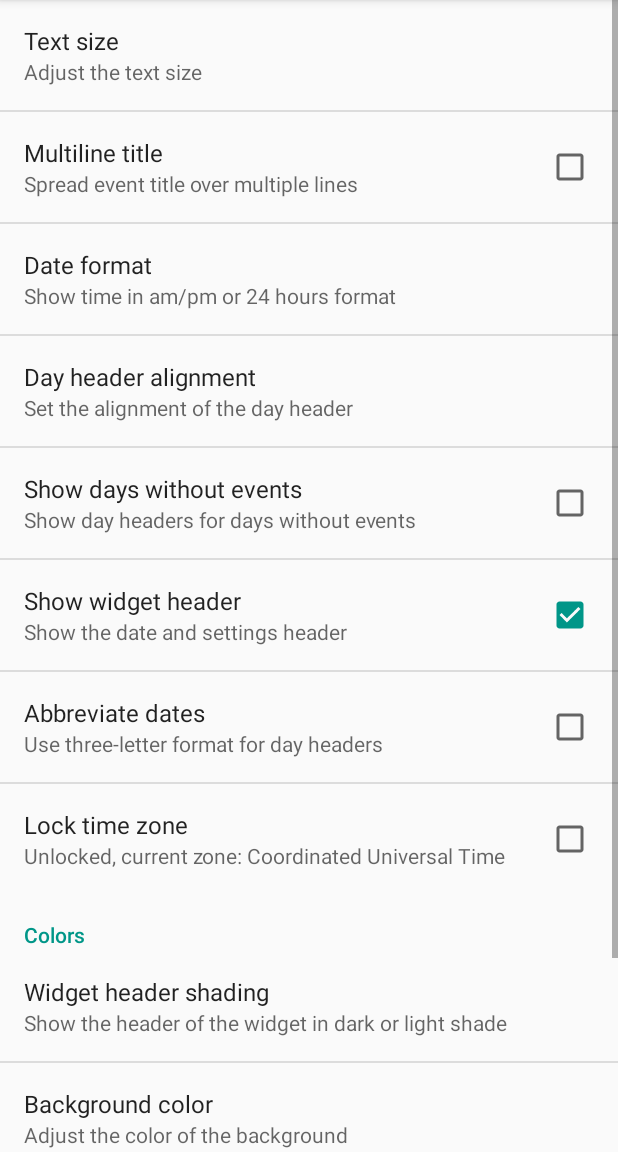
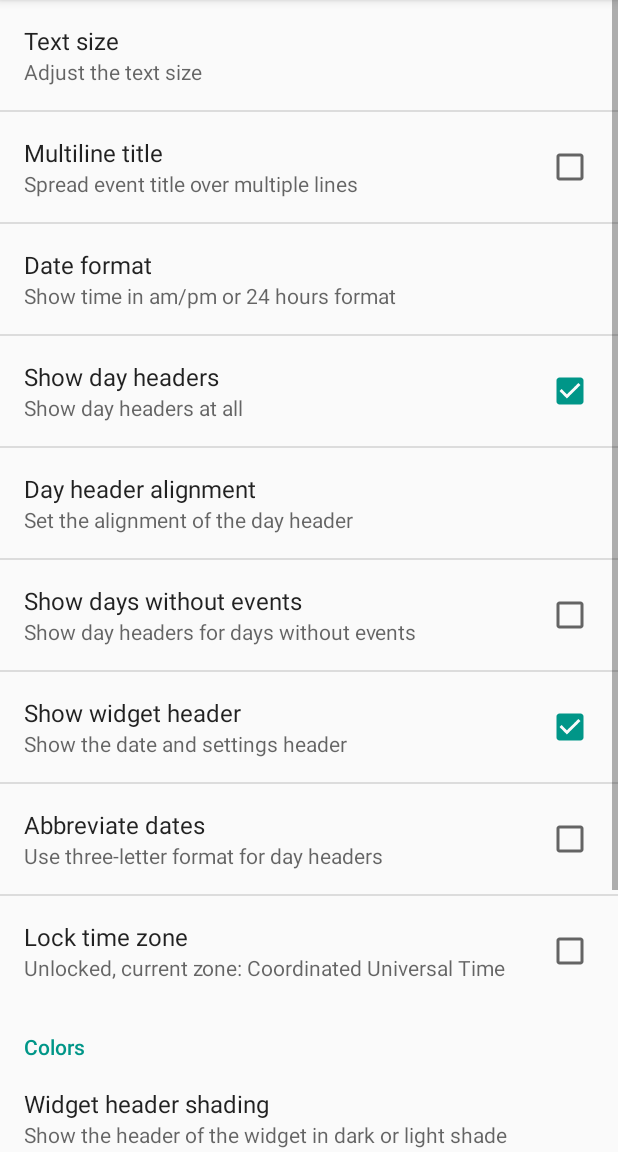
Before and after one commit to plusonelabs/calendar-widget, an Android app: the fragment AppearancePreferencesFragment shown on its own in the app's theme, on a phone screen of 412 x 824 dp, the part 84-1236 px from its top. Run offline under Robolectric (Android 15) with nearby library versions, the phone set to English and light mode, and no system bars.

Commit message:
Add option to disable day headers completely.
 When configured to only display events for the current day, the header will only add additional clutter.

```diff
--- a/app/calendar-widget/src/main/java/com/plusonelabs/calendar/EventRemoteViewsFactory.java
+++ b/app/calendar-widget/src/main/java/com/plusonelabs/calendar/EventRemoteViewsFactory.java
@@ -94,7 +94,10 @@ public class EventRemoteViewsFactory implements RemoteViewsFactory {
 
     public void onDataSetChanged() {
         context.setTheme(getCurrentThemeId(context, PREF_ENTRY_THEME, PREF_ENTRY_THEME_DEFAULT));
-        mWidgetEntries = addDayHeaders(getEventEntries());
+        if (CalendarPreferences.getShowDayEntries(context))
+            mWidgetEntries = addDayHeaders(getEventEntries());
+        else
+            mWidgetEntries = getEventEntries();
     }
 
     private List<WidgetEntry> getEventEntries() {
--- a/app/calendar-widget/src/main/res/values/strings.xml
+++ b/app/calendar-widget/src/main/res/values/strings.xml
@@ -40,6 +40,8 @@
     <string name="appearance_date_format_12">5:00 pm</string>
     <string name="appearance_show_days_without_events_title">Show days without events</string>
     <string name="appearance_show_days_without_events_desc">Show day headers for days without events</string>
+    <string name="appearance_show_day_entries_title">Show day headers</string>
+    <string name="appearance_show_day_entries_desc">Show day headers at all</string>
     <string name="appearance_display_header_title">Show widget header</string>
     <string name="appearance_display_header_desc">Show the date and settings header</string>
     <string name="appearance_display_header_warning">Hiding the header also stops you from getting back into the preferences.</string>
--- a/app/calendar-widget/src/main/res/xml/preferences_appearance.xml
+++ b/app/calendar-widget/src/main/res/xml/preferences_appearance.xml
@@ -23,8 +23,18 @@
         android:summary="@string/appearance_date_format_desc"
         android:title="@string/appearance_date_format_title" />
 
+    <CheckBoxPreference
+        android:layout_width="wrap_content"
+        android:layout_height="wrap_content"
+        android:defaultValue="true"
+        android:key="showDayEntries"
+        android:summary="@string/appearance_show_day_entries_desc"
+        android:title="@string/appearance_show_day_entries_title">
+    </CheckBoxPreference>
+
     <ListPreference
         android:defaultValue="RIGHT"
+        android:dependency="showDayEntries"
         android:entries="@array/pref_day_header_alignment_entries"
         android:entryValues="@array/pref_day_header_alignment_values"
         android:key="dayHeaderAlignment"
@@ -33,6 +43,7 @@
 
     <CheckBoxPreference
         android:defaultValue="false"
+        android:dependency="showDayEntries"
         android:key="showDaysWithoutEvents"
         android:summary="@string/appearance_show_days_without_events_desc"
         android:title="@string/appearance_show_days_without_events_title">
```
Also changed, not shown: app/calendar-widget/src/main/java/com/plusonelabs/calendar/prefs/CalendarPreferences.java (+12 -1 lines).
